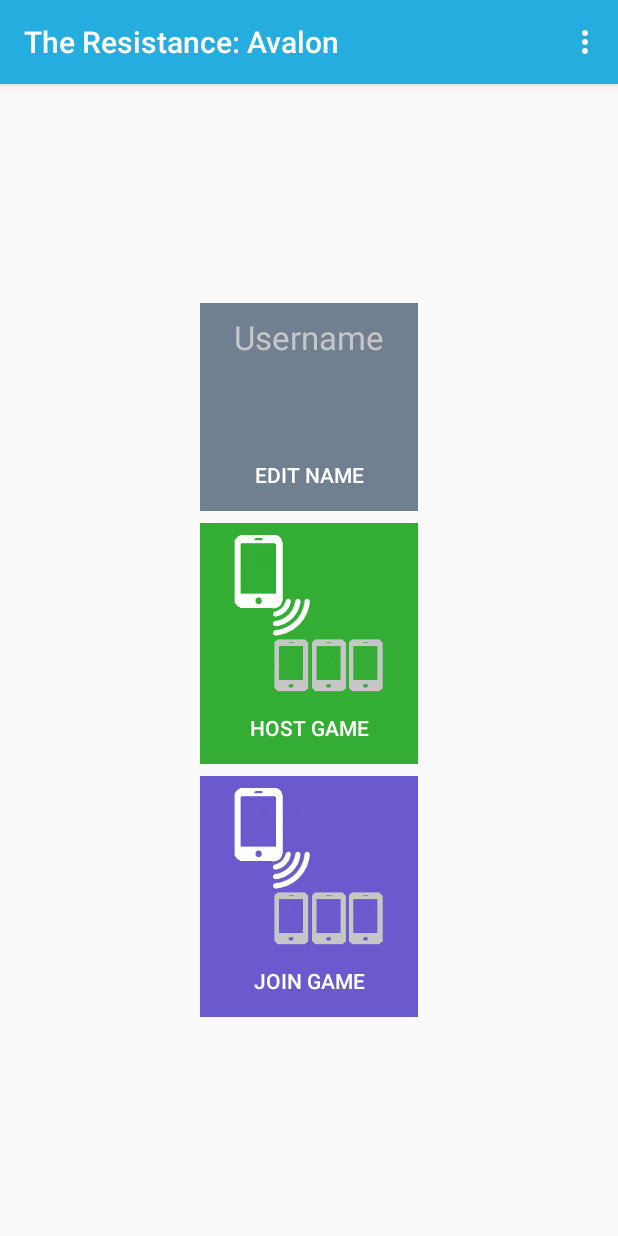
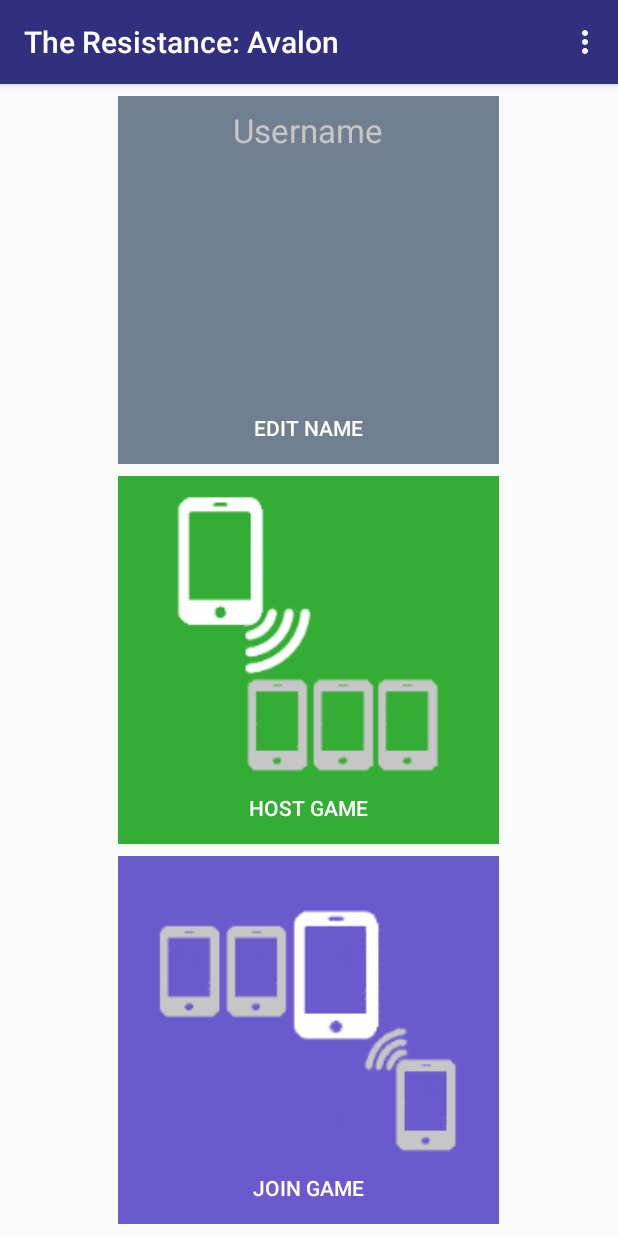
Before and after one commit to GearoidSugrue/FYP-Avalon, an Android app: the screen it shows after launch (MainActivity), on a phone screen of 412 x 824 dp. Run offline under Robolectric (Android 15) with nearby library versions, the phone set to English and light mode, and no system bars.

Commit message:
Updated Main Activity and Dialog Fragment UI

```diff
--- a/app/src/main/java/com/example/gearoid/testchatapp/CharacterCardFragment.java
+++ b/app/src/main/java/com/example/gearoid/testchatapp/CharacterCardFragment.java
@@ -9,6 +9,7 @@ import android.view.ViewGroup;
 import android.widget.Button;
 import android.widget.ImageView;
 import android.widget.LinearLayout;
+import android.widget.TextView;
 
 import com.example.gearoid.testchatapp.character.ConstantsChara;
 import com.example.gearoid.testchatapp.character.ICharacter;
@@ -101,6 +102,10 @@ public class CharacterCardFragment extends DialogFragment {
                 break;
             case "Lady of Lake":
                 image.setImageDrawable(getResources().getDrawable(R.drawable.token_ladyoflake));
+                TextView description = (TextView) rootView.findViewById(R.id.textView_characterDescription);
+                description.setVisibility(View.VISIBLE);
+
+                rootView.setMinimumHeight(825);
                 break;
             default:
                 image.setImageDrawable(getResources().getDrawable(R.drawable.token_approve));
--- a/app/src/main/java/com/example/gearoid/testchatapp/GameSetupActivity.java
+++ b/app/src/main/java/com/example/gearoid/testchatapp/GameSetupActivity.java
@@ -293,6 +293,8 @@ public class GameSetupActivity extends ActionBarActivity implements CharacterLis
             Session.masterAllPlayers.add(p4);
             Session.masterAllPlayers.add(p5);
 
+            //TODO Check if lady of lake is checked and assign it to somebody
+
             assignAllPlayersCharacters(getCombinedGoodAndEvilList());
             initialiseLeaderOrderedAllPlayers();
 
--- a/app/src/main/java/com/example/gearoid/testchatapp/MainActivity.java
+++ b/app/src/main/java/com/example/gearoid/testchatapp/MainActivity.java
@@ -3,6 +3,7 @@ package com.example.gearoid.testchatapp;
 import android.os.Bundle;
 import android.content.Intent;
 import android.support.v7.app.ActionBarActivity;
+import android.support.v7.widget.Toolbar;
 import android.view.KeyEvent;
 import android.view.LayoutInflater;
 import android.view.Menu;
@@ -13,6 +14,7 @@ import android.widget.Button;
 import android.widget.EditText;
 import android.app.AlertDialog;
 import android.content.DialogInterface;
+import android.widget.LinearLayout;
 import android.widget.TextView;
 
 import com.example.gearoid.testchatapp.wifidirect.peerdiscovery.WiFiDirectActivity;
@@ -26,6 +28,8 @@ public class MainActivity extends ActionBarActivity {
         super.onCreate(savedInstanceState);
         setTitle(R.string.app_name);
         setContentView(R.layout.activity_main);
+
+//        Tool
 
 
         initializeButtons();
@@ -52,48 +56,31 @@ public class MainActivity extends ActionBarActivity {
     }
 
     private void initializeButtons() {
-        Button button_editName = (Button) findViewById(R.id.button_edit_name);
-//        Button button_hostGame = (Button) findViewById(R.id.button_Host);
-//        Button button_joinGame = (Button) findViewById(R.id.button_Join);
 
-        Button button_hostService = (Button) findViewById(R.id.button_host_service);
-        Button button_joinService = (Button) findViewById(R.id.button_join_service);
-
-        button_editName.setOnClickListener(new View.OnClickListener() {
+        LinearLayout editNameButtonLayout = (LinearLayout) findViewById(R.id.linearLayout_editNameButton);
+        editNameButtonLayout.setOnClickListener(new View.OnClickListener() {
 
             @Override
             public void onClick(View v) {
                 showDialogEditName();
             }
         });
-//        button_hostGame.setOnClickListener(new View.OnClickListener() {
-//
-//            @Override
-//            public void onClick(View v) {
-//                //startHostActivity();
-//                startHostWiFiActivity();
-//            }
-//        });
-//        button_joinGame.setOnClickListener(new View.OnClickListener() {
-//
-//            @Override
-//            public void onClick(View v) {
-//                //startJoinActivity();
-//                startJoinWiFiActivity();
-//            }
-//        });
-        button_joinService.setOnClickListener(new View.OnClickListener() {
+
+        LinearLayout hostButtonLayout = (LinearLayout) findViewById(R.id.linearLayout_hostButton);
+        hostButtonLayout.setOnClickListener(new View.OnClickListener() {
+
+            @Override
+            public void onClick(View v) {
+                startHostServiceActivity();
+            }
+        });
+
+        LinearLayout joinButtonLayout = (LinearLayout) findViewById(R.id.linearLayout_joinButton);
+        joinButtonLayout.setOnClickListener(new View.OnClickListener() {
 
             @Override
             public void onClick(View v) {
                 startJoinServiceActivity();
-            }
-        });
-        button_hostService.setOnClickListener(new View.OnClickListener() {
-
-            @Override
-            public void onClick(View v) {
-                startHostServiceActivity();
             }
         });
     }
--- a/app/src/main/res/layout/activity_main.xml
+++ b/app/src/main/res/layout/activity_main.xml
@@ -1,32 +1,40 @@
-<RelativeLayout xmlns:android="http://schemas.android.com/apk/res/android"
+<LinearLayout xmlns:android="http://schemas.android.com/apk/res/android"
     xmlns:tools="http://schemas.android.com/tools"
+    xmlns:app="http://schemas.android.com/apk/res-auto"
     android:layout_width="match_parent"
     android:layout_height="match_parent"
-    android:paddingLeft="@dimen/activity_horizontal_margin"
-    android:paddingRight="@dimen/activity_horizontal_margin"
-    android:paddingTop="@dimen/activity_vertical_margin"
-    android:paddingBottom="@dimen/activity_vertical_margin"
-    tools:context=".MainActivity">
-
+    tools:context=".MainActivity"
+    android:orientation="vertical"
+    android:gravity="center_horizontal"
+    >
 
     <LinearLayout
         android:layout_width="wrap_content"
-        android:layout_height="wrap_content"
-        android:orientation="vertical"
-        android:layout_centerVertical="true"
-        android:layout_centerHorizontal="true">
+        android:layout_height="0dp"
+        android:layout_weight="1"
+        android:orientation="vertical">
+
+        <View
+            android:layout_width="fill_parent"
+            android:layout_height="8dp"
+            android:gravity="center_horizontal"
+            android:background="@android:color/transparent" />
 
         <LinearLayout
             android:layout_width="fill_parent"
-            android:layout_height="wrap_content"
-            android:orientation="vertical">
+            android:layout_height="0dp"
+            android:layout_weight="1"
+            android:clickable="true"
+            android:orientation="vertical"
+            android:id="@+id/linearLayout_editNameButton">
 
-            <TextView
+        <TextView
                 android:layout_width="fill_parent"
                 android:layout_height="wrap_content"
                 android:textColor="@color/LightGrey2"
                 android:background="@color/SlateGray"
                 android:gravity="center"
+                android:clickable="false"
                 android:textAppearance="?android:attr/textAppearanceLarge"
                 android:text="@string/text_view_player_text"
                 android:id="@+id/textViewPlayerNameText"
@@ -35,21 +43,24 @@
 
             <TextView
                 android:layout_width="fill_parent"
-                android:layout_height="wrap_content"
+                android:layout_height="0dp"
+                android:layout_weight="1"
+                android:clickable="false"
                 android:textColor="@color/White"
                 android:background="@color/SlateGray"
                 android:textAppearance="?android:attr/textAppearanceLarge"
                 android:text="Gearoid"
                 android:gravity="center"
-                android:paddingBottom="16dp"
                 android:id="@+id/textView_username" />
-
             <Button
                 android:layout_width="fill_parent"
                 android:layout_height="wrap_content"
                 android:text="@string/button_edit_name"
                 android:id="@+id/button_edit_name"
                 android:textColor="@color/White"
+                android:layout_gravity="bottom"
+                android:layout_weight="0"
+                android:clickable="false"
                 style="?android:attr/borderlessButtonStyle"
                 android:background="@color/SlateGray" />
 
@@ -63,8 +74,10 @@
 
         <LinearLayout
             android:layout_width="wrap_content"
-            android:layout_height="wrap_content"
+            android:layout_height="0dp"
             android:orientation="vertical"
+            android:layout_weight="1"
+            android:clickable="true"
             android:id="@+id/linearLayout_hostButton">
 
             <ImageView
@@ -72,7 +85,7 @@
                 android:layout_height="0dp"
                 android:layout_weight="1"
                 android:id="@+id/imageView_hostButton"
-                android:clickable="true"
+                android:clickable="false"
                 android:adjustViewBounds="true"
                 android:background="@color/GreenLight"
                 android:src="@drawable/button_host" />
@@ -81,6 +94,7 @@
                 android:layout_width="fill_parent"
                 android:layout_height="wrap_content"
                 android:text="Host Game"
+                android:clickable="false"
                 android:id="@+id/button_host_service"
                 android:textColor="@color/White"
                 style="?android:attr/borderlessButtonStyle"
@@ -95,32 +109,41 @@
 
         <LinearLayout
             android:layout_width="wrap_content"
-            android:layout_height="wrap_content"
+            android:layout_height="0dp"
             android:orientation="vertical"
-            android:layout_alignParentBottom="true"
-            android:layout_centerHorizontal="true"
+            android:layout_weight="1"
+            android:clickable="true"
             android:id="@+id/linearLayout_joinButton">
+
 
             <ImageView
                 android:layout_width="fill_parent"
                 android:layout_height="0dp"
                 android:layout_weight="1"
                 android:id="@+id/imageView_joinButton"
-                android:clickable="true"
+                android:clickable="false"
                 android:adjustViewBounds="true"
                 android:background="@color/SlateBlue"
-                android:src="@drawable/button_host" />
+                android:src="@drawable/button_join" />
 
             <Button
                 android:layout_width="fill_parent"
                 android:layout_height="wrap_content"
                 android:text="Join Game"
+                android:clickable="false"
                 android:id="@+id/button_join_service"
                 android:textColor="@color/White"
                 android:background="@color/SlateBlue"
                 style="?android:attr/borderlessButtonStyle" />
         </LinearLayout>
+
+        <View
+            android:layout_width="fill_parent"
+            android:layout_height="8dp"
+            android:gravity="center_horizontal"
+            android:background="@android:color/transparent" />
+
     </LinearLayout>
 
 
-</RelativeLayout>
+</LinearLayout>
--- a/app/src/main/res/layout/devices_list.xml
+++ b/app/src/main/res/layout/devices_list.xml
@@ -13,6 +13,7 @@
         android:background="@color/GreenLight"
         android:textColor="@color/White"
         android:text="@string/label_me"
+        android:id="@+id/textview_label_myDevice"
         android:gravity="center_vertical"
         />
 
--- a/app/src/main/res/layout/quest_result.xml
+++ b/app/src/main/res/layout/quest_result.xml
@@ -20,11 +20,13 @@
         android:layout_width="fill_parent"
         android:layout_height="wrap_content"
         android:textAppearance="?android:attr/textAppearanceLarge"
-        android:textColor="@color/CadetBlue"
+        android:textColor="@color/SlateBlue"
         android:layout_gravity="center_horizontal"
         android:text="SUCCESS"
         android:gravity="center"
         android:textStyle="bold"
+        android:paddingTop="16dp"
+        android:paddingBottom="16dp"
         android:id="@+id/textView_questResult"
         android:visibility="gone"/>
 
@@ -208,6 +210,7 @@
         android:layout_width="fill_parent"
         android:layout_height="wrap_content"
         android:text="Dismiss"
+        android:textAllCaps="true"
         android:id="@+id/button_confirmLadyOfLake"
         android:layout_gravity="bottom"
         android:textColor="@color/LightSlateGray"
--- a/app/src/main/res/layout/team_vote_result.xml
+++ b/app/src/main/res/layout/team_vote_result.xml
@@ -32,10 +32,12 @@
         android:layout_width="fill_parent"
         android:layout_height="wrap_content"
         android:textAppearance="?android:attr/textAppearanceLarge"
-        android:textColor="@color/CadetBlue"
+        android:textColor="@color/SlateBlue"
         android:layout_gravity="center_horizontal"
         android:text="Team Accepted"
         android:gravity="center"
+        android:paddingTop="16dp"
+        android:paddingBottom="16dp"
         android:id="@+id/textView_voteResult" />
 
     <TextView
@@ -90,6 +92,7 @@
             android:layout_width="fill_parent"
             android:layout_height="wrap_content"
             android:text="Dismiss"
+            android:textAllCaps="true"
             android:id="@+id/button_dismissTeamVoteResult"
             android:textColor="@color/MediumPurpleLight"
             style="?android:attr/borderlessButtonStyle"
```
Also changed, not shown: app/src/main/AndroidManifest.xml (+5 -5 lines), app/src/main/java/com/example/gearoid/testchatapp/wifidirect/servicediscovery/WiFiDirectServiceActivity.java (+12 -2 lines), app/src/main/java/com/example/gearoid/testchatapp/wifidirect/servicediscovery/WiFiDirectServicesList.java (+11 -0 lines), app/src/main/res/layout/activity_setup.xml (+10 -9 lines), app/src/main/res/layout/assassin_endgame.xml (+23 -8 lines), app/src/main/res/layout/character_card.xml (+18 -1 lines), app/src/main/res/layout/game_over.xml (+34 -17 lines), app/src/main/res/layout/ladyoflake.xml (+24 -15 lines), app/src/main/res/layout/player_character.xml (added, +101 -0 lines), app/src/main/res/layout/select_team.xml (+7 -15 lines), app/src/main/res/layout/wifi_direct_service.xml (+1 -6 lines), app/src/main/res/values/styles.xml (+18 -6 lines), app/src/main/res/drawable-xhdpi/button_join.png (added).
